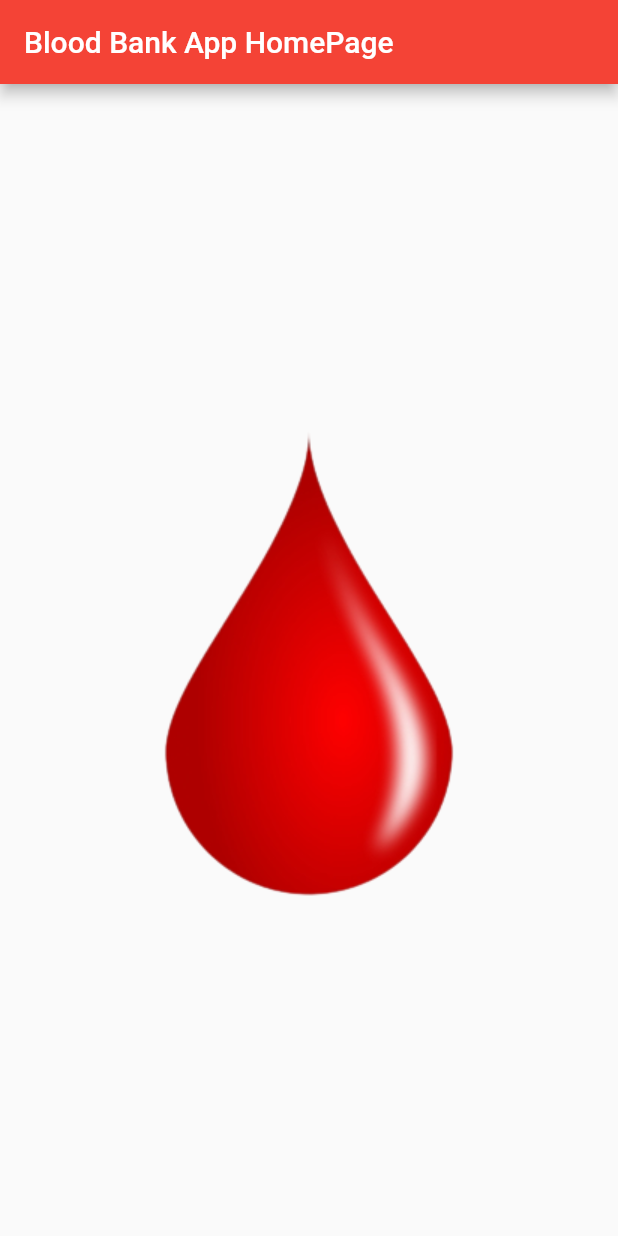
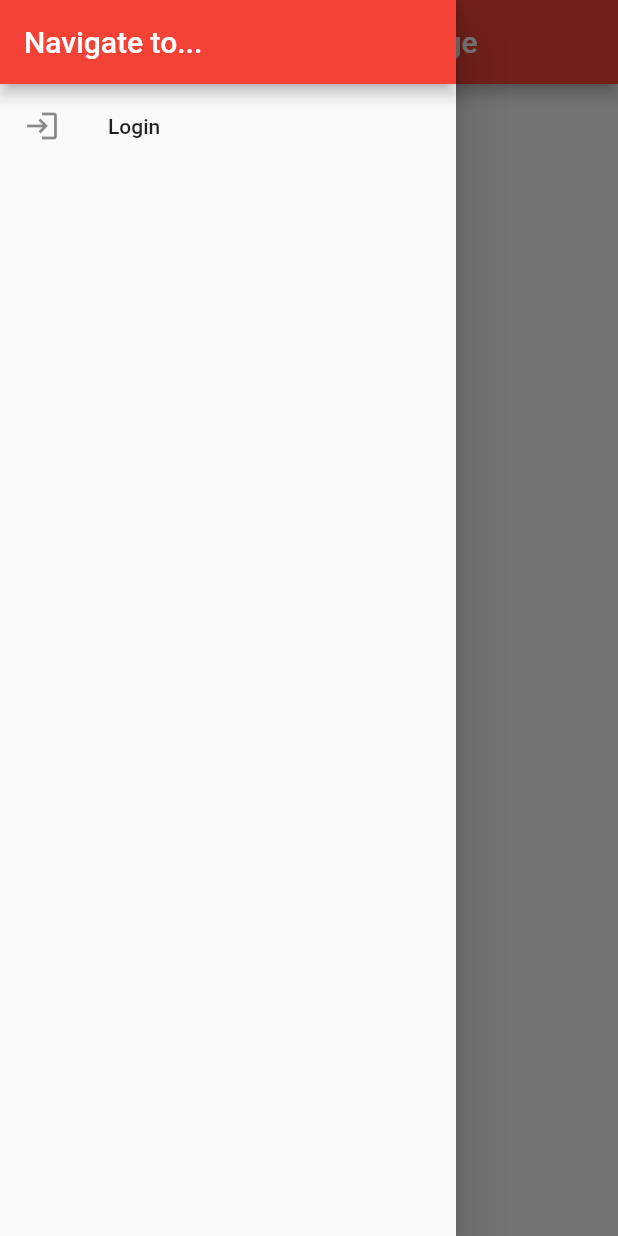
Before and after one commit to muzahidul190/flutter_blood_bank, a Flutter app: the screen it shows after launch, with the side drawer open (before the commit the screen has no drawer), on a phone screen of 412 x 824 dp. Run offline on Flutter 3.47's test engine with Material 2 defaults, Android fonts, the phone set to English and light mode, and no system bars.

Commit message:
starting design

```diff
--- /dev/null
+++ b/lib/appDrawer.dart
@@ -0,0 +1,28 @@
+import 'package:flutter/material.dart';
+
+class AppDrawer extends StatefulWidget {
+  const AppDrawer({super.key});
+
+  @override
+  State<AppDrawer> createState() => _AppDrawerState();
+}
+
+class _AppDrawerState extends State<AppDrawer> {
+  @override
+  Widget build(BuildContext context) {
+    return Drawer(
+      child: Column(
+        children: [
+          AppBar(
+            title: const Text('Navigate to...'),
+            automaticallyImplyLeading: false,
+          ),
+          const ListTile(
+            leading: Icon(Icons.login),
+            title: Text('Login'),
+          )
+        ],
+      ),
+    );
+  }
+}
--- a/lib/main.dart
+++ b/lib/main.dart
@@ -1,4 +1,5 @@
 import 'package:flutter/material.dart';
+import 'appDrawer.dart';
 
 void main() {
   runApp(const MyApp());
@@ -15,13 +16,23 @@ class MyApp extends StatelessWidget {
       theme: ThemeData(
         primarySwatch: Colors.red,
       ),
-      home: Scaffold(
-        appBar: AppBar(
-          title: const Text('Blood Bank App HomePage'),
-        ),
-        body: Center(
-          child: Image.asset('assets/images/icon.png'),
-        ),
+      home: const HomePage(),
+    );
+  }
+}
+
+class HomePage extends StatelessWidget {
+  const HomePage({super.key});
+
+  @override
+  Widget build(BuildContext context) {
+    return Scaffold(
+      appBar: AppBar(
+        title: const Text('Blood Bank App HomePage'),
+      ),
+      drawer: const AppDrawer(),
+      body: const Center(
+        child: Text('Hello Blood Bank'),
       ),
     );
   }
```
Also changed, not shown: 4 other files.
